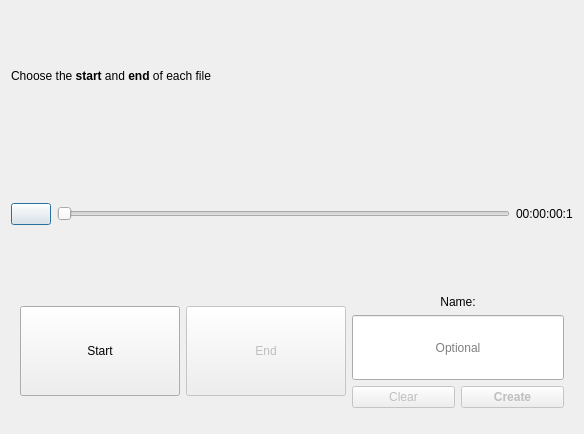
Old version of the form src/windows/ui/cutting.ui in the repository OpenShot/openshot-qt.
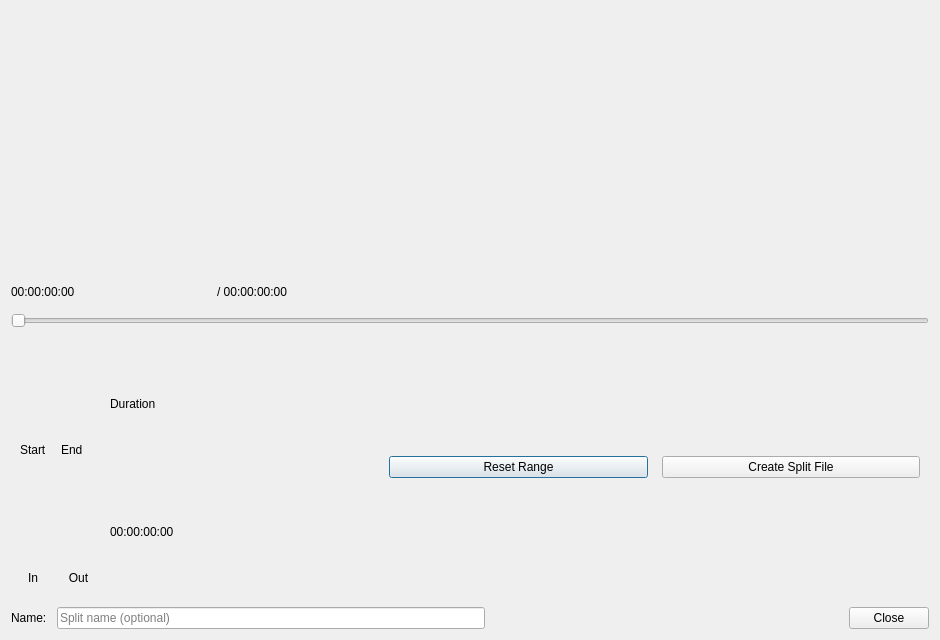
New version of the form. Icons and pictures are not drawn.

Commit message: Add keyboard-friendly source preview and range editing

```diff
--- a/src/windows/ui/cutting.ui
+++ b/src/windows/ui/cutting.ui
@@ -6,8 +6,8 @@
    <rect>
     <x>0</x>
     <y>0</y>
-    <width>584</width>
-    <height>434</height>
+    <width>940</width>
+    <height>640</height>
    </rect>
   </property>
   <property name="windowTitle">
@@ -20,45 +20,99 @@
   <property name="autoFillBackground">
    <bool>false</bool>
   </property>
-  <layout class="QGridLayout" name="gridLayout">
-   <item row="4" column="0">
-    <widget class="QDialogButtonBox" name="buttonBox">
-     <property name="enabled">
-      <bool>true</bool>
-     </property>
-     <property name="orientation">
-      <enum>Qt::Horizontal</enum>
-     </property>
-     <property name="standardButtons">
-      <set>QDialogButtonBox::NoButton</set>
-     </property>
-    </widget>
-   </item>
-   <item row="3" column="0">
-    <layout class="QHBoxLayout" name="horizontalLayout">
-     <item>
       <layout class="QVBoxLayout" name="verticalLayout">
+   <property name="spacing">
+    <number>10</number>
+   </property>
        <item>
         <widget class="QLabel" name="lblInstructions">
          <property name="text">
-          <string>Choose the &lt;b&gt;start&lt;/b&gt; and &lt;b&gt;end&lt;/b&gt; of each file</string>
-         </property>
-        </widget>
-       </item>
-       <item>
-        <layout class="QHBoxLayout" name="horizontalLayout_3">
-         <item>
-          <widget class="QPushButton" name="btnPlay">
-           <property name="text">
             <string/>
            </property>
+    </widget>
+   </item>
+   <item>
+    <layout class="QGridLayout" name="transportGrid" columnstretch="1,0,1">
+     <item row="0" column="0">
+      <layout class="QHBoxLayout" name="timeLayout">
+       <item>
+        <widget class="QLabel" name="lblVideoTime">
+         <property name="text">
+          <string>00:00:00:00</string>
+         </property>
+        </widget>
+       </item>
+       <item>
+        <widget class="QLabel" name="lblSourceDuration">
+         <property name="text">
+          <string>/ 00:00:00:00</string>
+         </property>
+        </widget>
+       </item>
+       <item>
+        <spacer name="timeSpacer">
+         <property name="orientation">
+          <enum>Qt::Horizontal</enum>
+         </property>
+        </spacer>
+       </item>
+      </layout>
+     </item>
+     <item row="0" column="1">
+      <layout class="QHBoxLayout" name="horizontalLayout_3">
+       <item>
+        <widget class="QToolButton" name="btnRangeStart">
+         <property name="toolTip">
+          <string>Go to Start</string>
+         </property>
+         <property name="autoRaise">
+          <bool>true</bool>
+         </property>
+        </widget>
+       </item>
+       <item>
+        <widget class="QToolButton" name="btnPlay">
            <property name="icon">
             <iconset theme="media-playback-start"/>
            </property>
            <property name="checkable">
             <bool>true</bool>
            </property>
-          </widget>
+         <property name="autoRaise">
+          <bool>true</bool>
+         </property>
+         <property name="toolTip">
+          <string>Play / Pause</string>
+         </property>
+         <property name="autoRaise">
+          <bool>true</bool>
+         </property>
+        </widget>
+       </item>
+       <item>
+        <widget class="QToolButton" name="btnRangeEnd">
+         <property name="toolTip">
+          <string>Go to End</string>
+         </property>
+         <property name="autoRaise">
+          <bool>true</bool>
+         </property>
+        </widget>
+       </item>
+      </layout>
+     </item>
+     <item row="0" column="2">
+      <layout class="QHBoxLayout" name="loopLayout">
+       <item>
+        <spacer name="loopSpacer">
+         <property name="orientation">
+          <enum>Qt::Horizontal</enum>
+         </property>
+        </spacer>
+       </item>
+      </layout>
+     </item>
+    </layout>
          </item>
          <item>
           <widget class="QSlider" name="sliderVideo">
@@ -71,119 +125,132 @@
           </widget>
          </item>
          <item>
-          <widget class="QLabel" name="lblVideoTime">
-           <property name="text">
-            <string>00:00:00:1</string>
-           </property>
-          </widget>
-         </item>
-        </layout>
-       </item>
+    <widget class="QFrame" name="widgetControls">
+     <layout class="QHBoxLayout" name="rangeControlsLayout">
+      <property name="spacing">
+       <number>14</number>
+      </property>
        <item>
-        <widget class="QWidget" name="widgetControls" native="true">
-         <layout class="QHBoxLayout" name="horizontalLayout_2">
+       <layout class="QVBoxLayout" name="startColumn">
           <item>
-           <widget class="QPushButton" name="btnStart">
-            <property name="minimumSize">
-             <size>
-              <width>160</width>
-              <height>90</height>
-             </size>
-            </property>
-            <property name="toolTip">
-             <string>Set the start</string>
-            </property>
+         <widget class="QLabel" name="startLabel">
             <property name="text">
              <string>Start</string>
             </property>
            </widget>
           </item>
           <item>
-           <widget class="QPushButton" name="btnEnd">
-            <property name="enabled">
-             <bool>false</bool>
+         <layout class="QHBoxLayout" name="startFields">
+          <item>
+           <widget class="QToolButton" name="btnStart">
+            <property name="text">
+             <string>In</string>
             </property>
-            <property name="minimumSize">
-             <size>
-              <width>160</width>
-              <height>90</height>
-             </size>
+            <property name="autoRaise">
+             <bool>true</bool>
             </property>
-            <property name="toolTip">
-             <string>Set the end</string>
-            </property>
+           </widget>
+          </item>
+         </layout>
+        </item>
+       </layout>
+      </item>
+      <item>
+       <layout class="QVBoxLayout" name="endColumn">
+        <item>
+         <widget class="QLabel" name="endLabel">
             <property name="text">
              <string>End</string>
             </property>
            </widget>
           </item>
           <item>
-           <layout class="QVBoxLayout" name="verticalLayout_2">
+         <layout class="QHBoxLayout" name="endFields">
+          <item>
+           <widget class="QToolButton" name="btnEnd">
+            <property name="text">
+             <string>Out</string>
+            </property>
+            <property name="autoRaise">
+             <bool>true</bool>
+            </property>
+           </widget>
+          </item>
+         </layout>
+        </item>
+       </layout>
+      </item>
+      <item>
+       <layout class="QVBoxLayout" name="durationColumn">
+        <item>
+         <widget class="QLabel" name="durationTitle">
+          <property name="text">
+           <string>Duration</string>
+          </property>
+         </widget>
+        </item>
+        <item>
+         <widget class="QLabel" name="range_duration">
+          <property name="text">
+           <string>00:00:00:00</string>
+          </property>
+         </widget>
+        </item>
+       </layout>
+      </item>
+      <item>
+       <spacer name="spacer117">
+        <property name="orientation">
+         <enum>Qt::Horizontal</enum>
+        </property>
+       </spacer>
+      </item>
+      <item>
+       <widget class="QPushButton" name="btnClear">
+        <property name="text">
+         <string>Reset Range</string>
+        </property>
+       </widget>
+      </item>
+      <item>
+       <widget class="QPushButton" name="btnAddClip">
+        <property name="text">
+         <string>Create Split File</string>
+        </property>
+       </widget>
+      </item>
+     </layout>
+    </widget>
+   </item>
+   <item>
+    <layout class="QHBoxLayout" name="footerLayout">
             <item>
              <widget class="QLabel" name="label">
-              <property name="sizePolicy">
-               <sizepolicy hsizetype="Preferred" vsizetype="Fixed">
-                <horstretch>0</horstretch>
-                <verstretch>0</verstretch>
-               </sizepolicy>
-              </property>
               <property name="text">
                <string>Name:</string>
               </property>
-              <property name="alignment">
-               <set>Qt::AlignCenter</set>
-              </property>
              </widget>
             </item>
             <item>
              <widget class="QLineEdit" name="txtName">
-              <property name="sizePolicy">
-               <sizepolicy hsizetype="Expanding" vsizetype="Preferred">
-                <horstretch>0</horstretch>
-                <verstretch>0</verstretch>
-               </sizepolicy>
-              </property>
-              <property name="alignment">
-               <set>Qt::AlignCenter</set>
-              </property>
               <property name="placeholderText">
-               <string>Optional</string>
+        <string>Split name (optional)</string>
               </property>
              </widget>
             </item>
             <item>
-             <layout class="QHBoxLayout" name="horizontalLayout_5">
-              <item>
-               <widget class="QPushButton" name="btnClear">
-                <property name="enabled">
-                 <bool>false</bool>
-                </property>
-                <property name="text">
-                 <string>Clear</string>
-                </property>
-               </widget>
+      <spacer name="spacer139">
+       <property name="orientation">
+        <enum>Qt::Horizontal</enum>
+       </property>
+      </spacer>
               </item>
               <item>
-               <widget class="QPushButton" name="btnAddClip">
-                <property name="enabled">
-                 <bool>false</bool>
-                </property>
-                <property name="styleSheet">
-                 <string notr="true">font-weight: bold</string>
-                </property>
-                <property name="text">
-                 <string>Create</string>
-                </property>
-               </widget>
-              </item>
-             </layout>
-            </item>
-           </layout>
-          </item>
-         </layout>
-        </widget>
-       </item>
-      </layout>
+      <widget class="QDialogButtonBox" name="buttonBox">
+       <property name="standardButtons">
+        <set>QDialogButtonBox::Close</set>
+       </property>
+      </widget>
      </item>
     </layout>
    </item>
```
Left out of the diff: 8 changed lines with no effect on the pictures. Lines whose indentation alone changed are shown as unchanged. The commit also changes 27 other files.
